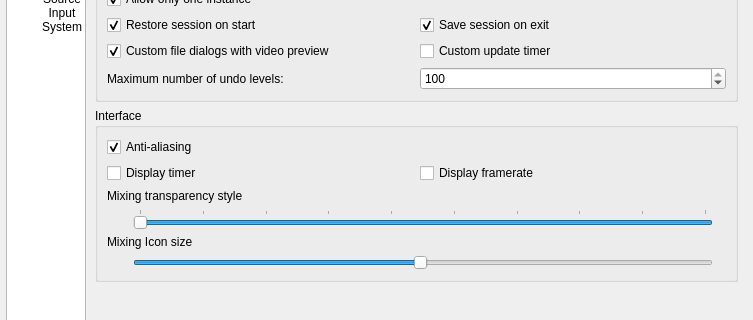
Qt form src/UserPreferencesDialog.ui (markus-wa/glmixer-mirror) before a commit; both pictures show x 0 to 753 and y 117 to 437 of the 753 by 663 pixel window.
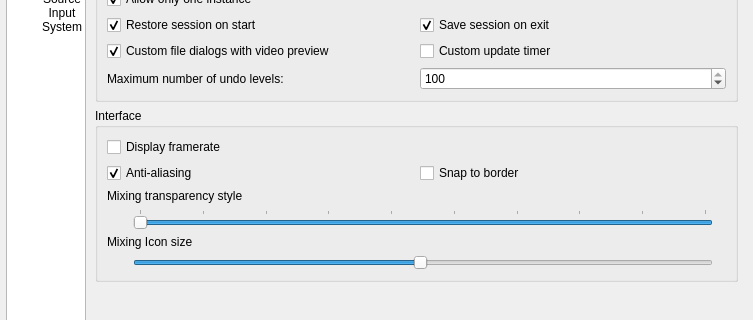
The same form after that commit. The open tabs and pages were chosen to show the change. Icons and pictures are not drawn. Custom widgets are drawn as their Qt base class.

```diff
--- a/src/UserPreferencesDialog.ui
+++ b/src/UserPreferencesDialog.ui
@@ -2179,7 +2179,7 @@
              </property>
              <layout class="QVBoxLayout" name="verticalLayout_3">
               <item>
-               <widget class="QCheckBox" name="antiAliasing">
+               <widget class="QCheckBox" name="displayFramerate">
                 <property name="toolTip">
                  <string>&lt;html&gt;&lt;head/&gt;&lt;body&gt;&lt;p&gt;Use anti alisasing for rendering the interface (improves visual appearance)&lt;/p&gt;&lt;/body&gt;&lt;/html&gt;</string>
                 </property>
@@ -2187,32 +2187,32 @@
                  <string>Use anti alisasing for rendering interface (improves visual appearance)</string>
                 </property>
                 <property name="text">
-                 <string>Anti-aliasing</string>
-                </property>
-                <property name="checked">
-                 <bool>true</bool>
+                 <string>Display framerate</string>
                 </property>
                </widget>
               </item>
               <item>
                <layout class="QHBoxLayout" name="horizontalLayout_14">
                 <item>
-                 <widget class="QCheckBox" name="displayTimer">
+                 <widget class="QCheckBox" name="antiAliasing">
                   <property name="toolTip">
                    <string>Show a clock in preview window.</string>
                   </property>
                   <property name="text">
-                   <string>Display timer</string>
+                   <string>Anti-aliasing</string>
+                  </property>
+                  <property name="checked">
+                   <bool>true</bool>
                   </property>
                  </widget>
                 </item>
                 <item>
-                 <widget class="QCheckBox" name="displayFramerate">
+                 <widget class="QCheckBox" name="snapTool">
                   <property name="toolTip">
                    <string>&lt;html&gt;&lt;head/&gt;&lt;body&gt;&lt;p&gt;Shows the rendering framerate in the upper right corner.&lt;/p&gt;&lt;/body&gt;&lt;/html&gt;</string>
                   </property>
                   <property name="text">
-                   <string>Display framerate</string>
+                   <string>Snap to border</string>
                   </property>
                  </widget>
                 </item>
```
Left out of the diff: 16 changed lines with no effect on the pictures.
